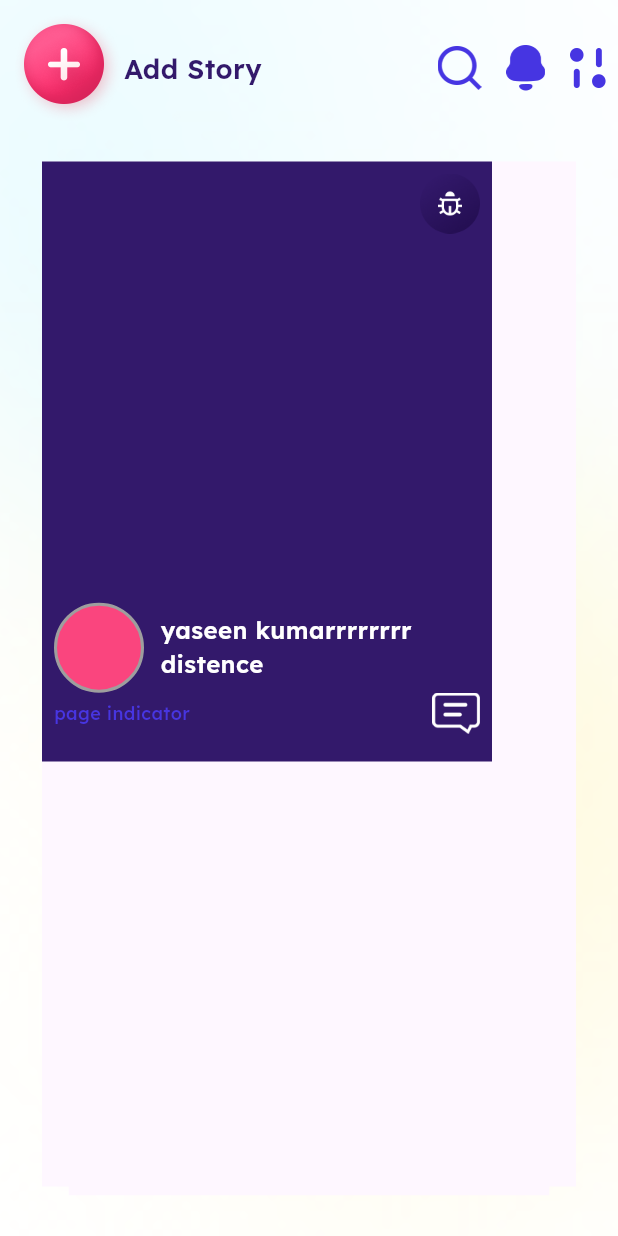
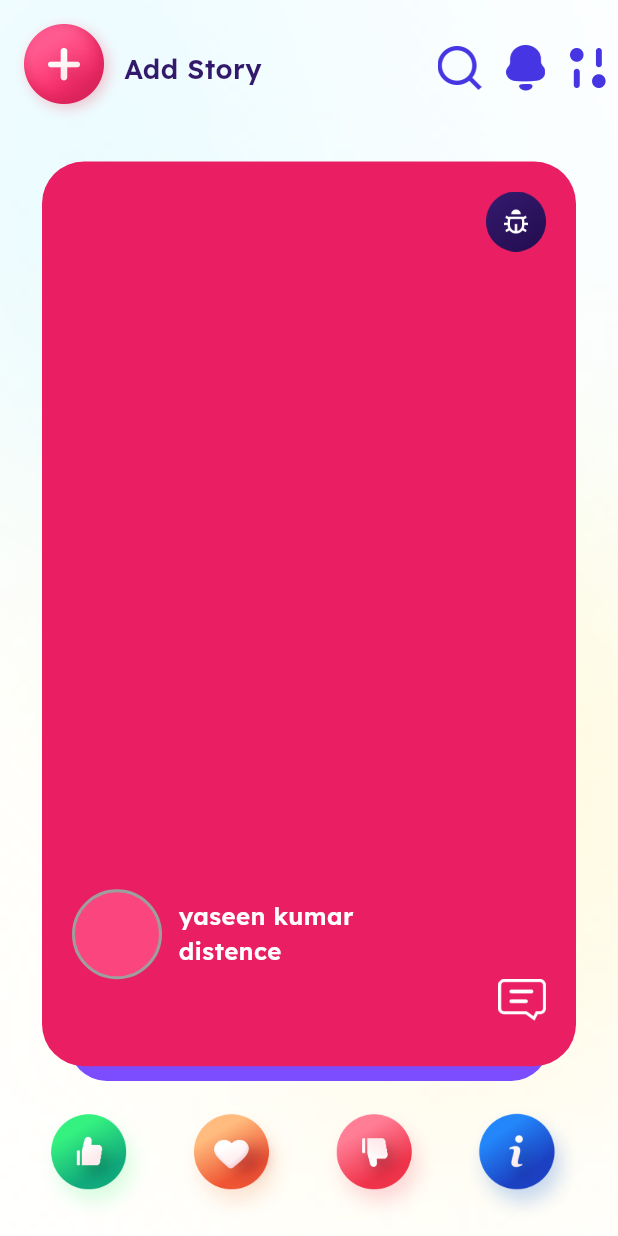
Before and after one commit to Faisal-957/datingapp, a Flutter app: the HomeSwip screen opened directly, on a phone screen of 412 x 824 dp. Run offline on Flutter 3.47's test engine with Material 3 defaults, Android fonts, the phone set to English and light mode, and no system bars; drawn by our look-alikes of flutter_card_swiper; our stand-ins replace flutter_screenutil, get, google_fonts, google_maps_flutter, intl_phone_field, location and 2 more.

Commit message:
screen update

```diff
--- a/lib/core/custom_widget/custom_continer.dart
+++ b/lib/core/custom_widget/custom_continer.dart
@@ -6,18 +6,21 @@ import 'package:flutter_screenutil/flutter_screenutil.dart';
 
 class CustomHomeCard extends StatelessWidget {
   final String title;
+  final Color? color;
 
-  const CustomHomeCard({super.key, required this.title});
+  const CustomHomeCard({super.key, required this.title, required this.color});
 
   @override
   Widget build(BuildContext context) {
-    return Scaffold(
-      body: Container(
-        height: 400,
-        width: 300,
-        color: darkblueColor,
+    return Container(
+      decoration: BoxDecoration(
+        color: color ?? Colors.amberAccent,
+
+        borderRadius: BorderRadius.circular(28),
+      ),
+
       child: Padding(
-          padding: const EdgeInsets.all(8.0),
+        padding: const EdgeInsets.all(20),
         child: Column(
           crossAxisAlignment: CrossAxisAlignment.end,
           mainAxisAlignment: MainAxisAlignment.spaceBetween,
@@ -57,7 +60,6 @@ class CustomHomeCard extends StatelessWidget {
             Row(
               mainAxisAlignment: MainAxisAlignment.end,
               children: [
-                  Text('page indicator', style: style12),
                 Spacer(),
                 Image.asset("$iconsAssets/chaticon.png", scale: 4),
               ],
@@ -66,7 +68,6 @@ class CustomHomeCard extends StatelessWidget {
           ],
         ),
       ),
-      ),
     );
   }
 }
--- a/lib/main.dart
+++ b/lib/main.dart
@@ -1,4 +1,5 @@
 import 'package:datingapp/core/custom_widget/custom_usericon.dart';
+import 'package:datingapp/ui/screens/bottombar_screen/bottombar.dart';
 import 'package:datingapp/ui/screens/user_screen/user_screen.dart';
 import 'package:flutter/material.dart';
 import 'package:flutter_screenutil/flutter_screenutil.dart';
@@ -20,7 +21,7 @@ class MyApp extends StatelessWidget {
       builder: (context, child) {
         return GetMaterialApp(
           debugShowCheckedModeBanner: false,
-          home: UserScreen(),
+          home: Bottombar(),
         );
       },
     );
--- a/lib/ui/screens/bottombar_screen/bottombar.dart
+++ b/lib/ui/screens/bottombar_screen/bottombar.dart
@@ -1,9 +1,11 @@
 import 'package:datingapp/core/constants/colors.dart';
 import 'package:datingapp/core/constants/string.dart';
+import 'package:datingapp/ui/screens/home_Swip/home_swip.dart';
 import 'package:datingapp/ui/screens/intro_screen/intro_screen3.dart';
 import 'package:datingapp/ui/screens/location_screen/location.dart';
 import 'package:datingapp/ui/screens/personal_details/Personal_details.dart';
 import 'package:datingapp/ui/screens/select_intrest/select_intrest.dart';
+import 'package:datingapp/ui/screens/user_screen/user_screen.dart';
 import 'package:flutter/material.dart';
 
 class Bottombar extends StatefulWidget {
@@ -16,8 +18,8 @@ class Bottombar extends StatefulWidget {
 class _BottombarState extends State<Bottombar> {
   int currentIndex = 0;
   final List<Widget> screens = [
-    Location(),
-    SelectIntrest(),
+    HomeSwip(),
+    UserScreen(),
     Personaldetails(),
     IntroScreen3(),
   ];
@@ -26,6 +28,8 @@ class _BottombarState extends State<Bottombar> {
     return Scaffold(
       body: screens[currentIndex],
       bottomNavigationBar: BottomNavigationBar(
+        iconSize: 28,
+
         currentIndex: currentIndex,
         onTap: (value) {
           setState(() {
--- a/lib/ui/screens/home_Swip/home_swip.dart
+++ b/lib/ui/screens/home_Swip/home_swip.dart
@@ -60,6 +60,15 @@ class HomeSwip extends StatelessWidget {
                           ) => model.cards[index],
                     ),
                   ),
+                  Row(
+                    mainAxisAlignment: MainAxisAlignment.spaceEvenly,
+                    children: [
+                      Image.asset("$iconsAssets/like.png", scale: 4),
+                      Image.asset("$iconsAssets/love.png", scale: 4),
+                      Image.asset("$iconsAssets/dislike.png", scale: 4),
+                      Image.asset("$iconsAssets/info.png", scale: 4),
+                    ],
+                  ),
                 ],
               ),
             ),
--- a/lib/ui/screens/home_Swip/home_view_model.dart
+++ b/lib/ui/screens/home_Swip/home_view_model.dart
@@ -4,10 +4,17 @@ import 'package:provider/provider.dart';
 
 class HomeViewModel extends ChangeNotifier {
   List<CustomHomeCard> cards = [
-    CustomHomeCard(title: "yaseen kumarrrrrrrr"),
-    CustomHomeCard(title: " faisal khan akundi"),
-    CustomHomeCard(title: "sanan"),
+    CustomHomeCard(title: "yaseen kumar", color: Colors.pink),
+    CustomHomeCard(
+      title: " faisal khan akundi",
+      color: Colors.deepPurpleAccent,
+    ),
+    CustomHomeCard(title: "sanan jameel ", color: Colors.cyan),
+    CustomHomeCard(title: "yaseen kumar", color: Colors.pink),
+    CustomHomeCard(
+      title: " faisal khan akundi",
+      color: Colors.deepPurpleAccent,
+    ),
+    CustomHomeCard(title: "sanan jameel ", color: Colors.cyan),
   ];
-
-  void colorChange() {}
 }
```
Also changed, not shown: assets/icons_assets/dislike.png (added), assets/icons_assets/info.png (added), assets/icons_assets/like.png (added), assets/icons_assets/love.png (added). Lines whose indentation alone changed are shown as unchanged.
